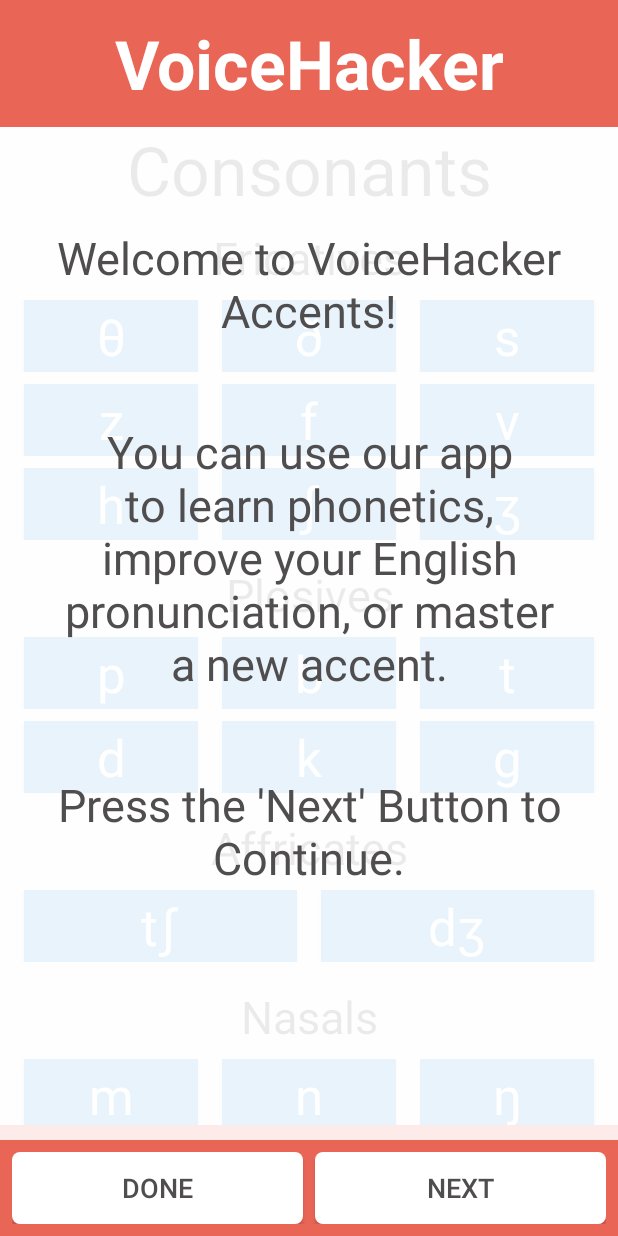
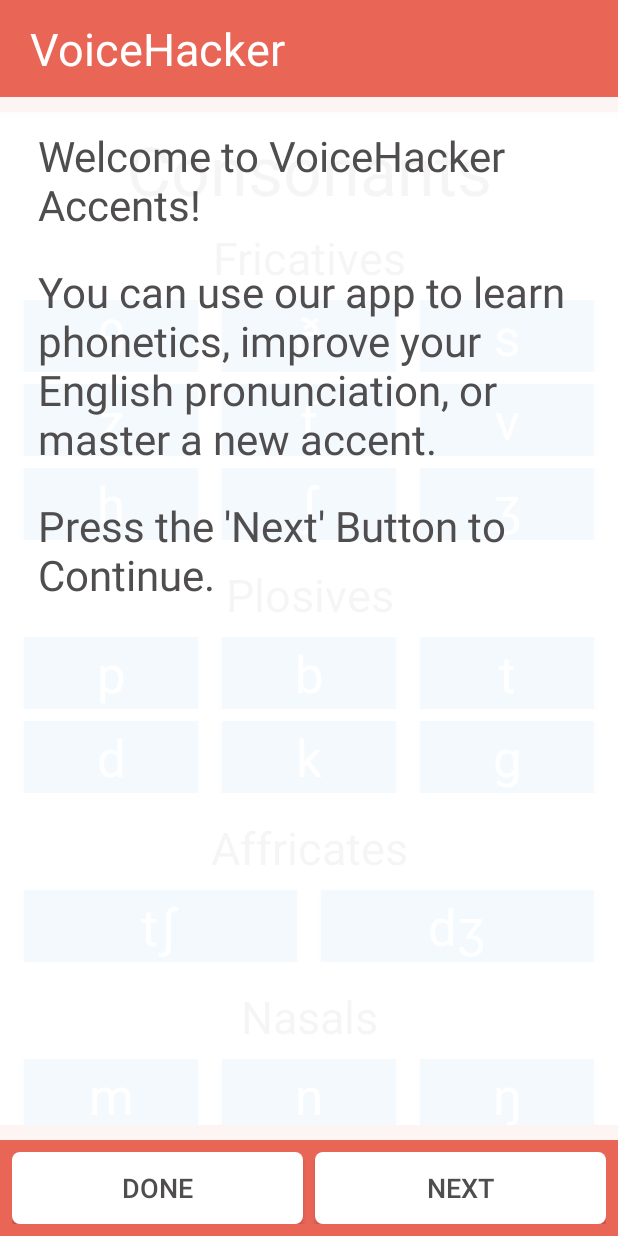
Before and after one commit to mattpocock/voicehacker-accents, an Android app: the screen it shows after launch (MainActivity), on a phone screen of 412 x 824 dp. Run offline under Robolectric (Android 15) with nearby library versions, the light colour scheme and no system bars.

Commit message:
Alpha 0.22.2
Visual Bugfix in Tutorial

```diff
--- a/app/build.gradle
+++ b/app/build.gradle
@@ -7,8 +7,8 @@
         applicationId "uk.co.voicehacker.app.practicewords"
         minSdkVersion 15
         targetSdkVersion 25
-        versionCode 19
-        versionName "Alpha 0.23"
+        versionCode 21
+        versionName "Alpha 0.23.2"
         testInstrumentationRunner "android.support.test.runner.AndroidJUnitRunner"
     }
     buildTypes {
--- a/app/src/main/java/uk/co/voicehacker/app/practicewords/Tutorial.java
+++ b/app/src/main/java/uk/co/voicehacker/app/practicewords/Tutorial.java
@@ -43,6 +43,14 @@
         return tutorial;
     }
 
+    // Convert Pixels to Dps
+
+    public int pixelsToDps(int pix) {
+        final float scale = getContext().getResources().getDisplayMetrics().density;
+        int pixels = (int) (pix * scale + 0.5f);
+        return pixels;
+    }
+
     @Override
     public void onCreate(Bundle savedInstanceState) {
         super.onCreate(savedInstanceState);
@@ -70,8 +78,10 @@
         TextView firstParaTV = (TextView) getView().findViewById(R.id.firsttxtview);
         firstParaTV.setText(firstPara);
         LinearLayout.LayoutParams params = new LinearLayout.LayoutParams(LinearLayout.LayoutParams.MATCH_PARENT, LinearLayout.LayoutParams.WRAP_CONTENT);
-        // firstParaTV.setLayoutParams(params);
-        firstParaTV.setGravity(Gravity.CENTER_HORIZONTAL);
+        params.setMargins(pixelsToDps(25),pixelsToDps(20),pixelsToDps(25),0);
+        firstParaTV.setLayoutParams(params);
+        //firstParaTV.setGravity(Gravity.CENTER_HORIZONTAL);
+
 
         // Create Slightly See-through backdrop
 
@@ -86,10 +96,9 @@
             secondParaTV = (TextView) getView().findViewById(R.id.tutsecondpara);
             secondParaTV.setText(secondPara);
             secondParaTV.setTextAppearance(R.style.tuttext);
-            secondParaTV.setGravity(Gravity.TOP|Gravity.CENTER_HORIZONTAL);
+           // secondParaTV.setGravity(Gravity.TOP|Gravity.CENTER_HORIZONTAL);
 
             // params.weight = 1;
-            params.setMargins(50,40,50,40);
             //params.gravity = Gravity.CENTER_HORIZONTAL;
             secondParaTV.setLayoutParams(params);
 
@@ -103,7 +112,7 @@
             thirdParaTV = (TextView) getView().findViewById(R.id.tutthirdpara);
             thirdParaTV.setText(thirdPara);
             thirdParaTV.setTextAppearance(R.style.tuttext);
-            thirdParaTV.setGravity(Gravity.TOP|Gravity.CENTER_HORIZONTAL);
+            //thirdParaTV.setGravity(Gravity.TOP|Gravity.CENTER_HORIZONTAL);
             //params.gravity = Gravity.CENTER_HORIZONTAL;
             thirdParaTV.setLayoutParams(params);
         }
--- a/app/src/main/res/layout/activity_main.xml
+++ b/app/src/main/res/layout/activity_main.xml
@@ -117,7 +117,7 @@
             style="@style/maintitle"
             android:layout_width="match_parent"
             android:layout_height="wrap_content"
-            android:gravity="center"
+            android:layout_marginLeft="8dp"
             android:text="VoiceHacker" />
 
             </LinearLayout>
--- a/app/src/main/res/layout/tutorial_fragment.xml
+++ b/app/src/main/res/layout/tutorial_fragment.xml
@@ -24,10 +24,10 @@
             android:layout_width="match_parent"
             android:layout_height="wrap_content"
             android:text="TextView"
-            android:layout_marginTop="100px"
-            android:layout_marginLeft="50px"
-            android:layout_marginRight="50px"
-            android:layout_marginBottom="40px"/>
+            android:layout_marginTop="16dp"
+            android:layout_marginLeft="8dp"
+            android:layout_marginRight="8dp"
+            android:layout_marginBottom="8dp"/>
 
 </LinearLayout>
     </ScrollView>
--- a/app/src/main/res/values/colors.xml
+++ b/app/src/main/res/values/colors.xml
@@ -5,7 +5,7 @@
     <color name="colorAccent">#56a9e9</color>
     <color name="colorAccentDark">#76a9d0</color>
     <color name="white">#fff</color>
-    <color name="transparentwhite">#DDffffff</color>
+    <color name="transparentwhite">#EEffffff</color>
     <color name="darkGrey">#787578</color>
     <color name="darkestGrey">#4f4d4e</color>
     <color name="black">#030303</color>
--- a/app/src/main/res/values/styles.xml
+++ b/app/src/main/res/values/styles.xml
@@ -9,13 +9,12 @@
     </style>
 
         <style name="maintitle">
-        <item name="android:textSize">45dp</item>
+        <item name="android:textSize">30dp</item>
         <item name="android:textColor">@color/white</item>
-        <item name="android:textStyle">bold</item>
     </style>
 
     <style name="tuttext">
-        <item name="android:textSize">30dp</item>
+        <item name="android:textSize">28dp</item>
         <item name="android:textColor">@color/darkestGrey</item>
     </style>
 
```
